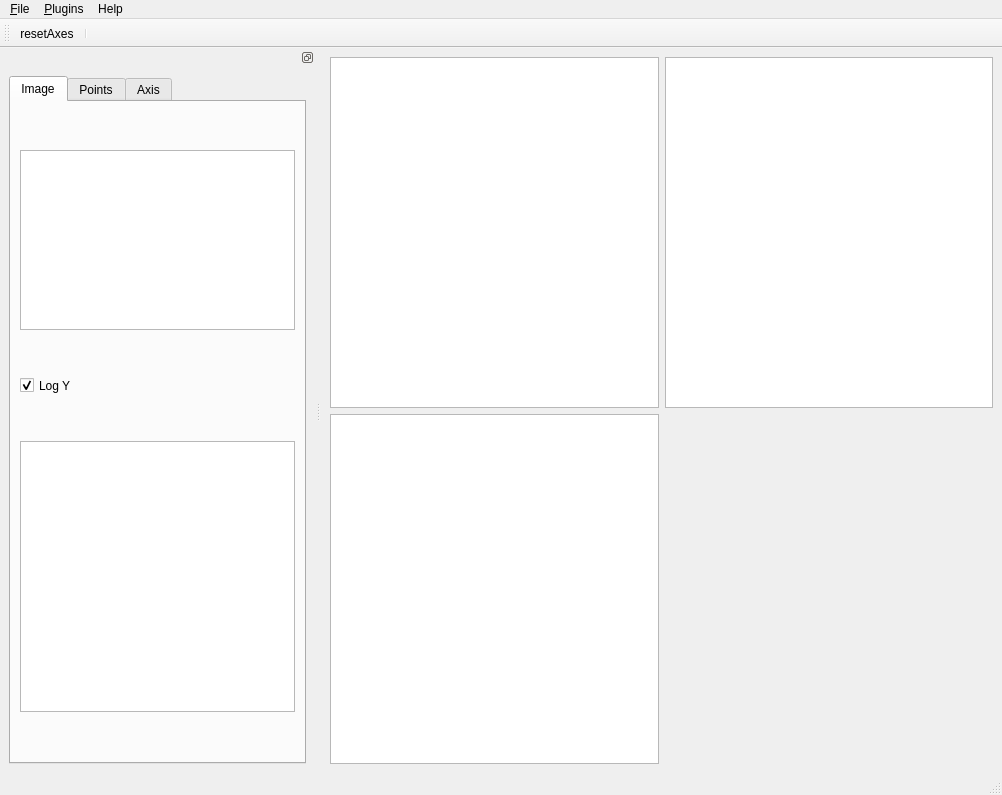
Qt form designerFiles/lasagna_mainWindow.ui (SainsburyWellcomeCentre/lasagna) before a commit.
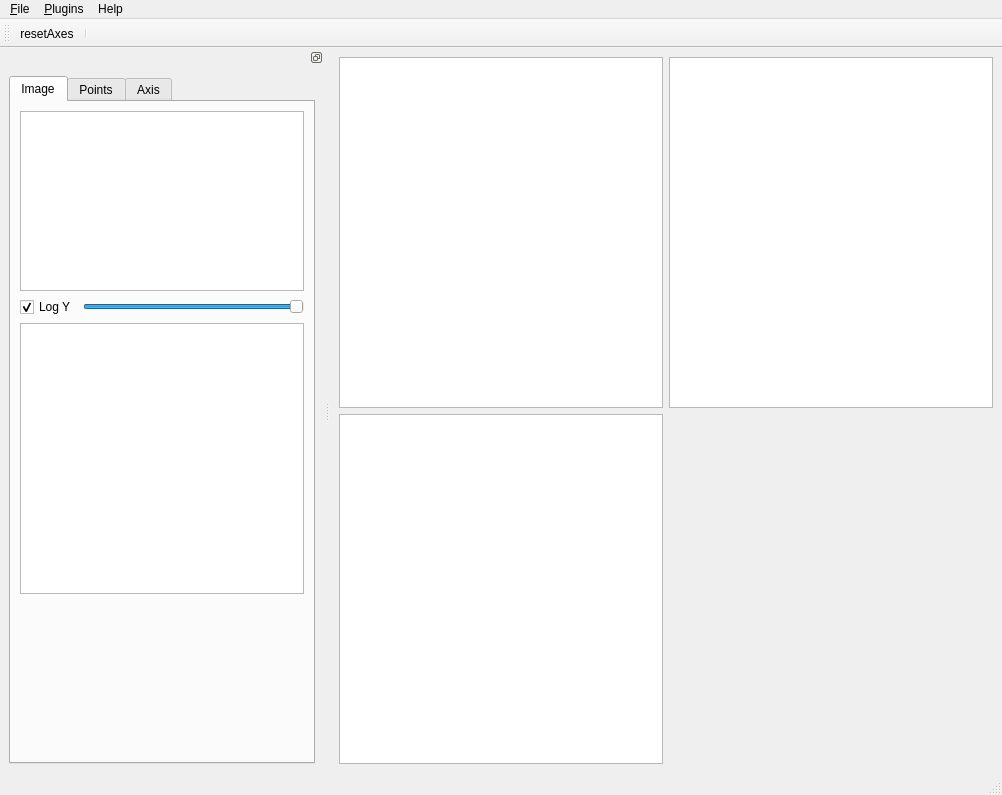
The same form after that commit. Icons and pictures are not drawn. Custom widgets are drawn as their Qt base class.

Commit message: Add an image alpha slider

```diff
--- a/designerFiles/lasagna_mainWindow.ui
+++ b/designerFiles/lasagna_mainWindow.ui
@@ -111,7 +111,7 @@
    <property name="minimumSize">
     <size>
      <width>315</width>
-     <height>557</height>
+     <height>584</height>
     </size>
    </property>
    <property name="features">
@@ -155,6 +155,8 @@
           </widget>
          </item>
          <item>
+          <layout class="QHBoxLayout" name="horizontalLayout_13">
+           <item>
           <widget class="QCheckBox" name="logYcheckBox">
            <property name="sizePolicy">
             <sizepolicy hsizetype="Fixed" vsizetype="Fixed">
@@ -177,6 +179,33 @@
           </widget>
          </item>
          <item>
+            <widget class="QSlider" name="imageAlpha_horizontalSlider">
+             <property name="minimumSize">
+              <size>
+               <width>221</width>
+               <height>0</height>
+              </size>
+             </property>
+             <property name="maximum">
+              <number>100</number>
+             </property>
+             <property name="value">
+              <number>100</number>
+             </property>
+             <property name="orientation">
+              <enum>Qt::Horizontal</enum>
+             </property>
+             <property name="invertedAppearance">
+              <bool>false</bool>
+             </property>
+             <property name="invertedControls">
+              <bool>false</bool>
+             </property>
+            </widget>
+           </item>
+          </layout>
+         </item>
+         <item>
           <widget class="QTreeView" name="imageStackLayers_TreeView">
            <property name="sizePolicy">
             <sizepolicy hsizetype="Expanding" vsizetype="Fixed">
@@ -195,6 +224,19 @@
            </property>
           </widget>
          </item>
+         <item>
+          <spacer name="verticalSpacer_2">
+           <property name="orientation">
+            <enum>Qt::Vertical</enum>
+           </property>
+           <property name="sizeHint" stdset="0">
+            <size>
+             <width>20</width>
+             <height>162</height>
+            </size>
+           </property>
+          </spacer>
+         </item>
         </layout>
        </widget>
        <widget class="QWidget" name="pointsSettingsTab">
```
Lines whose indentation alone changed are shown as unchanged. The commit also changes 3 other files.
